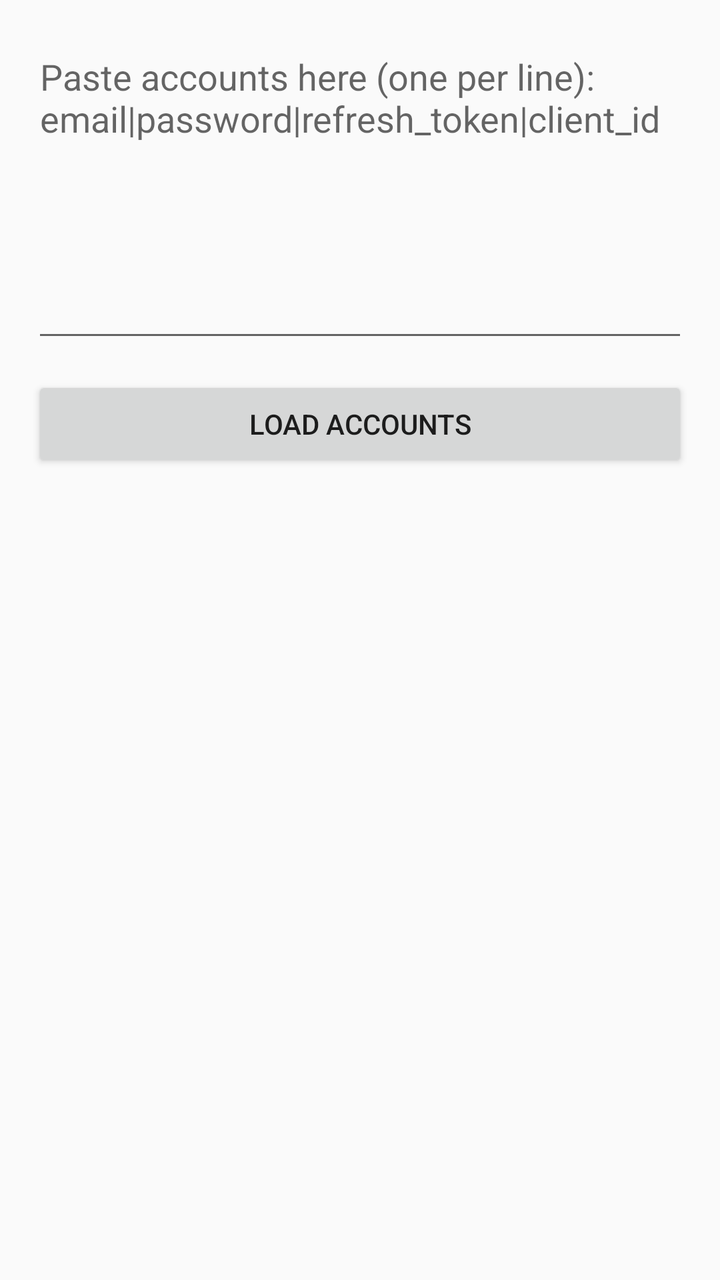
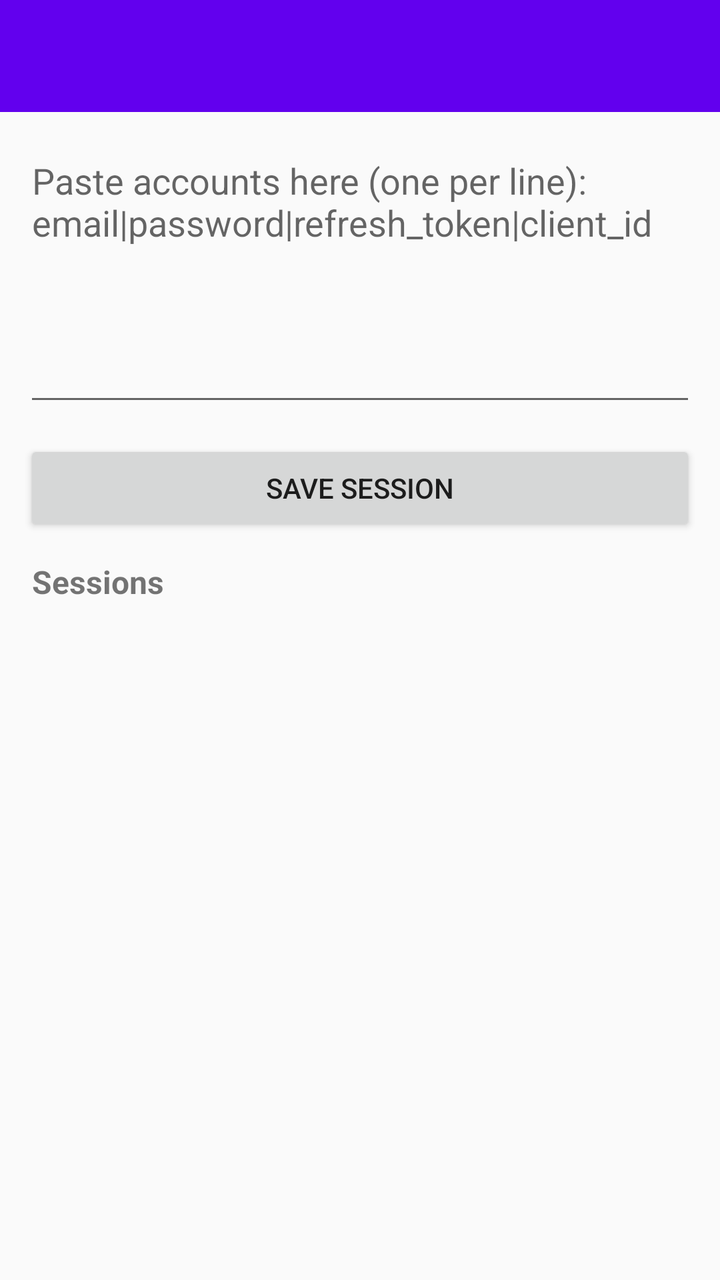

Before-and-after screenshots of an Android layout around one commit, followed by the original layout XML and the change that was made.
<!-- AndroidManifest.xml: application theme Theme.OutlookOtpFetcher -->
<!-- res/layout/activity_main.xml -->
<?xml version="1.0" encoding="utf-8"?>
<LinearLayout xmlns:android="http://schemas.android.com/apk/res/android"
    android:layout_width="match_parent"
    android:layout_height="match_parent"
    android:orientation="vertical"
    android:padding="16dp">

    <EditText
        android:id="@+id/etAccounts"
        android:layout_width="match_parent"
        android:layout_height="160dp"
        android:gravity="top|start"
        android:hint="Paste accounts here (one per line):&#10;email|password|refresh_token|client_id"
        android:inputType="textMultiLine"
        android:minLines="5"
        android:scrollbars="vertical" />

    <Button
        android:id="@+id/btnLoad"
        android:layout_width="match_parent"
        android:layout_height="wrap_content"
        android:layout_marginTop="12dp"
        android:text="Load Accounts" />

    <androidx.recyclerview.widget.RecyclerView
        android:id="@+id/rvAccounts"
        android:layout_width="match_parent"
        android:layout_height="0dp"
        android:layout_marginTop="12dp"
        android:layout_weight="1" />

</LinearLayout>
<!-- resources referenced by this layout -->
<resources>
  <style name="Theme.OutlookOtpFetcher" parent="Theme.AppCompat.Light.NoActionBar">
          <item name="colorPrimary">@color/purple_500</item>
      </style>
  <color name="purple_500">#6200EE</color>
</resources>

<!-- the commit's change to res/layout/activity_main.xml (unified diff, before → after) -->
@@ -1,32 +1,50 @@
 <?xml version="1.0" encoding="utf-8"?>
 <LinearLayout xmlns:android="http://schemas.android.com/apk/res/android"
+    xmlns:app="http://schemas.android.com/apk/res-auto"
     android:layout_width="match_parent"
     android:layout_height="match_parent"
-    android:orientation="vertical"
-    android:padding="16dp">
+    android:orientation="vertical">
+
+    <androidx.appcompat.widget.Toolbar
+        android:id="@+id/toolbar"
+        android:layout_width="match_parent"
+        android:layout_height="?attr/actionBarSize"
+        android:background="?attr/colorPrimary"
+        app:popupTheme="@style/ThemeOverlay.AppCompat.Light" />
 
     <EditText
-        android:id="@+id/etAccounts"
+        android:id="@+id/etPaste"
         android:layout_width="match_parent"
-        android:layout_height="160dp"
+        android:layout_height="140dp"
+        android:layout_margin="12dp"
         android:gravity="top|start"
         android:hint="Paste accounts here (one per line):&#10;email|password|refresh_token|client_id"
         android:inputType="textMultiLine"
-        android:minLines="5"
+        android:minLines="4"
         android:scrollbars="vertical" />
 
     <Button
-        android:id="@+id/btnLoad"
+        android:id="@+id/btnSave"
         android:layout_width="match_parent"
         android:layout_height="wrap_content"
+        android:layout_marginStart="12dp"
+        android:layout_marginEnd="12dp"
+        android:text="Save Session" />
+
+    <TextView
+        android:layout_width="match_parent"
+        android:layout_height="wrap_content"
+        android:layout_marginStart="16dp"
         android:layout_marginTop="12dp"
-        android:text="Load Accounts" />
+        android:text="Sessions"
+        android:textSize="16sp"
+        android:textStyle="bold" />
 
     <androidx.recyclerview.widget.RecyclerView
-        android:id="@+id/rvAccounts"
+        android:id="@+id/rvSessions"
         android:layout_width="match_parent"
         android:layout_height="0dp"
-        android:layout_marginTop="12dp"
+        android:layout_marginTop="4dp"
         android:layout_weight="1" />
 
 </LinearLayout>
